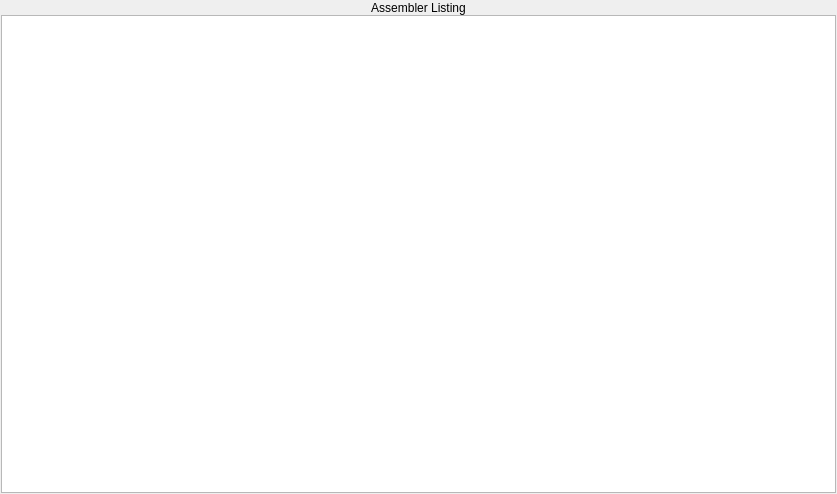
This is pep9asm/asmprogramlistingpane.ui in StanWarford/pep9suite as Qt 5 draws it before an edit. The edited form follows.
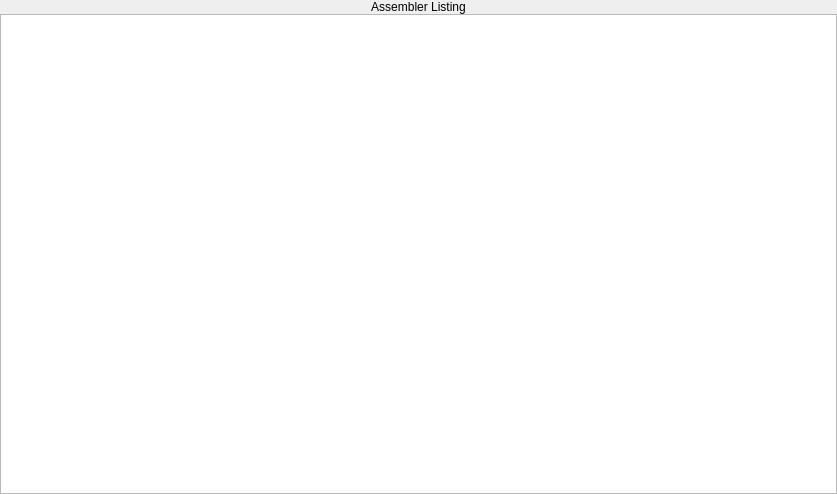
This is the edited form.

Patch:
```diff
--- a/pep9asm/asmprogramlistingpane.ui
+++ b/pep9asm/asmprogramlistingpane.ui
@@ -15,16 +15,16 @@
   </property>
   <layout class="QVBoxLayout" name="verticalLayout_2">
    <property name="leftMargin">
-    <number>1</number>
+    <number>0</number>
    </property>
    <property name="topMargin">
-    <number>1</number>
+    <number>0</number>
    </property>
    <property name="rightMargin">
-    <number>1</number>
+    <number>0</number>
    </property>
    <property name="bottomMargin">
-    <number>1</number>
+    <number>0</number>
    </property>
    <item>
     <layout class="QVBoxLayout" name="verticalLayout">
```
